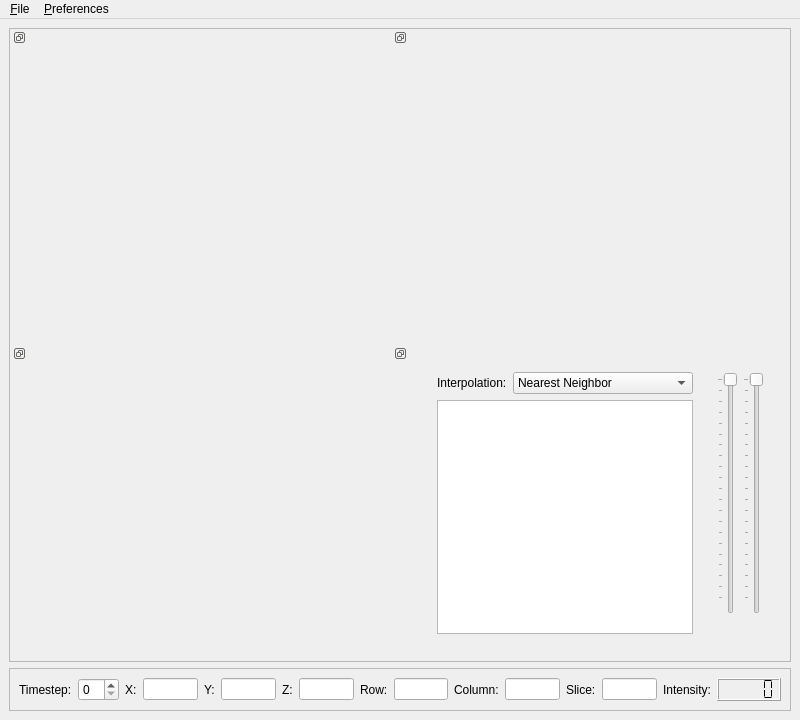
isis-group/vast, file forms/isisViewerMain.ui: the form before one commit.
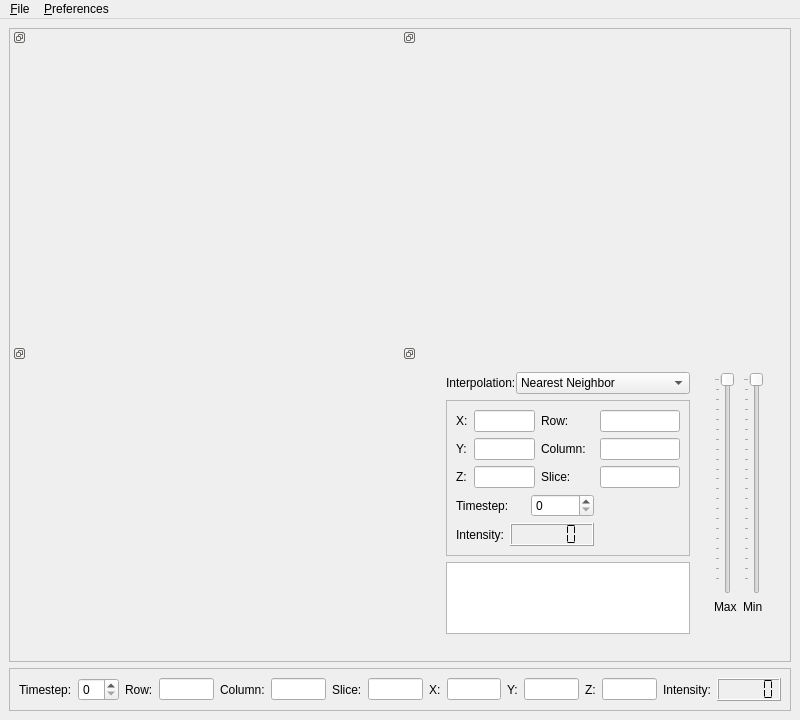
The form after the commit.

Patch:
```diff
--- a/forms/isisViewerMain.ui
+++ b/forms/isisViewerMain.ui
@@ -47,6 +47,12 @@
        </property>
        <item row="0" column="0">
         <widget class="QDockWidget" name="axialDockWidget">
+         <property name="sizePolicy">
+          <sizepolicy hsizetype="Expanding" vsizetype="Expanding">
+           <horstretch>0</horstretch>
+           <verstretch>0</verstretch>
+          </sizepolicy>
+         </property>
          <property name="floating">
           <bool>false</bool>
          </property>
@@ -70,6 +76,12 @@
        </item>
        <item row="0" column="1">
         <widget class="QDockWidget" name="sagittalDockWidget">
+         <property name="sizePolicy">
+          <sizepolicy hsizetype="Expanding" vsizetype="Preferred">
+           <horstretch>0</horstretch>
+           <verstretch>0</verstretch>
+          </sizepolicy>
+         </property>
          <property name="floating">
           <bool>false</bool>
          </property>
@@ -93,6 +105,12 @@
        </item>
        <item row="1" column="0">
         <widget class="QDockWidget" name="coronalDockWidget">
+         <property name="sizePolicy">
+          <sizepolicy hsizetype="Expanding" vsizetype="Expanding">
+           <horstretch>0</horstretch>
+           <verstretch>0</verstretch>
+          </sizepolicy>
+         </property>
          <property name="floating">
           <bool>false</bool>
          </property>
@@ -116,6 +134,18 @@
        </item>
        <item row="1" column="1">
         <widget class="QDockWidget" name="setupDockWidget">
+         <property name="sizePolicy">
+          <sizepolicy hsizetype="Expanding" vsizetype="Preferred">
+           <horstretch>0</horstretch>
+           <verstretch>0</verstretch>
+          </sizepolicy>
+         </property>
+         <property name="layoutDirection">
+          <enum>Qt::LeftToRight</enum>
+         </property>
+         <property name="autoFillBackground">
+          <bool>false</bool>
+         </property>
          <property name="floating">
           <bool>false</bool>
          </property>
@@ -132,21 +162,54 @@
           <layout class="QGridLayout" name="gridLayout_5">
            <item row="0" column="0">
             <widget class="QWidget" name="widget_4" native="true">
-             <layout class="QHBoxLayout" name="horizontalLayout_4">
+             <property name="sizePolicy">
+              <sizepolicy hsizetype="Ignored" vsizetype="Preferred">
+               <horstretch>0</horstretch>
+               <verstretch>0</verstretch>
+              </sizepolicy>
+             </property>
+             <layout class="QHBoxLayout" name="horizontalLayout">
               <item>
                <widget class="QWidget" name="widget_5" native="true">
-                <layout class="QGridLayout" name="gridLayout_7">
-                 <item row="0" column="0">
+                <property name="sizePolicy">
+                 <sizepolicy hsizetype="Ignored" vsizetype="Ignored">
+                  <horstretch>0</horstretch>
+                  <verstretch>0</verstretch>
+                 </sizepolicy>
+                </property>
+                <layout class="QVBoxLayout" name="verticalLayout">
+                 <item>
+                  <widget class="QWidget" name="widget_2" native="true">
+                   <property name="sizePolicy">
+                    <sizepolicy hsizetype="Expanding" vsizetype="Preferred">
+                     <horstretch>0</horstretch>
+                     <verstretch>0</verstretch>
+                    </sizepolicy>
+                   </property>
+                   <layout class="QHBoxLayout" name="horizontalLayout_3">
+                    <property name="spacing">
+                     <number>0</number>
+                    </property>
+                    <property name="margin">
+                     <number>0</number>
+                    </property>
+                    <item>
                   <widget class="QLabel" name="label_9">
+                      <property name="sizePolicy">
+                       <sizepolicy hsizetype="Preferred" vsizetype="Fixed">
+                        <horstretch>0</horstretch>
+                        <verstretch>0</verstretch>
+                       </sizepolicy>
+                      </property>
                    <property name="text">
                     <string>Interpolation:</string>
                    </property>
                   </widget>
                  </item>
-                 <item row="0" column="1">
+                    <item>
                   <widget class="QComboBox" name="interpolationType">
                    <property name="sizePolicy">
-                    <sizepolicy hsizetype="Expanding" vsizetype="Preferred">
+                       <sizepolicy hsizetype="Expanding" vsizetype="Fixed">
                      <horstretch>0</horstretch>
                      <verstretch>0</verstretch>
                     </sizepolicy>
@@ -163,8 +226,222 @@
                    </item>
                   </widget>
                  </item>
-                 <item row="1" column="0" colspan="2">
-                  <widget class="QListWidget" name="imageStack"/>
+                   </layout>
+                  </widget>
+                 </item>
+                 <item>
+                  <widget class="QFrame" name="frame_2">
+                   <property name="sizePolicy">
+                    <sizepolicy hsizetype="Ignored" vsizetype="Preferred">
+                     <horstretch>0</horstretch>
+                     <verstretch>0</verstretch>
+                    </sizepolicy>
+                   </property>
+                   <property name="frameShape">
+                    <enum>QFrame::StyledPanel</enum>
+                   </property>
+                   <property name="frameShadow">
+                    <enum>QFrame::Raised</enum>
+                   </property>
+                   <layout class="QGridLayout" name="gridLayout_7">
+                    <item row="0" column="0">
+                     <widget class="QLabel" name="label_12">
+                      <property name="sizePolicy">
+                       <sizepolicy hsizetype="Expanding" vsizetype="Preferred">
+                        <horstretch>0</horstretch>
+                        <verstretch>0</verstretch>
+                       </sizepolicy>
+                      </property>
+                      <property name="text">
+                       <string>X:</string>
+                      </property>
+                     </widget>
+                    </item>
+                    <item row="0" column="1" colspan="3">
+                     <widget class="QLineEdit" name="x_value_2">
+                      <property name="sizePolicy">
+                       <sizepolicy hsizetype="Expanding" vsizetype="Fixed">
+                        <horstretch>0</horstretch>
+                        <verstretch>0</verstretch>
+                       </sizepolicy>
+                      </property>
+                     </widget>
+                    </item>
+                    <item row="0" column="4">
+                     <widget class="QLabel" name="label_15">
+                      <property name="sizePolicy">
+                       <sizepolicy hsizetype="Minimum" vsizetype="Preferred">
+                        <horstretch>0</horstretch>
+                        <verstretch>0</verstretch>
+                       </sizepolicy>
+                      </property>
+                      <property name="minimumSize">
+                       <size>
+                        <width>53</width>
+                        <height>0</height>
+                       </size>
+                      </property>
+                      <property name="text">
+                       <string>Row:</string>
+                      </property>
+                     </widget>
+                    </item>
+                    <item row="0" column="5">
+                     <widget class="QLineEdit" name="row_value_2">
+                      <property name="sizePolicy">
+                       <sizepolicy hsizetype="Maximum" vsizetype="Fixed">
+                        <horstretch>0</horstretch>
+                        <verstretch>0</verstretch>
+                       </sizepolicy>
+                      </property>
+                     </widget>
+                    </item>
+                    <item row="1" column="0">
+                     <widget class="QLabel" name="label_13">
+                      <property name="sizePolicy">
+                       <sizepolicy hsizetype="Expanding" vsizetype="Preferred">
+                        <horstretch>0</horstretch>
+                        <verstretch>0</verstretch>
+                       </sizepolicy>
+                      </property>
+                      <property name="text">
+                       <string>Y:</string>
+                      </property>
+                     </widget>
+                    </item>
+                    <item row="1" column="1" colspan="3">
+                     <widget class="QLineEdit" name="y_value_2">
+                      <property name="sizePolicy">
+                       <sizepolicy hsizetype="Expanding" vsizetype="Fixed">
+                        <horstretch>0</horstretch>
+                        <verstretch>0</verstretch>
+                       </sizepolicy>
+                      </property>
+                     </widget>
+                    </item>
+                    <item row="1" column="4">
+                     <widget class="QLabel" name="label_16">
+                      <property name="sizePolicy">
+                       <sizepolicy hsizetype="Minimum" vsizetype="Preferred">
+                        <horstretch>0</horstretch>
+                        <verstretch>0</verstretch>
+                       </sizepolicy>
+                      </property>
+                      <property name="minimumSize">
+                       <size>
+                        <width>53</width>
+                        <height>0</height>
+                       </size>
+                      </property>
+                      <property name="text">
+                       <string>Column:</string>
+                      </property>
+                     </widget>
+                    </item>
+                    <item row="1" column="5">
+                     <widget class="QLineEdit" name="column_value_2">
+                      <property name="sizePolicy">
+                       <sizepolicy hsizetype="Maximum" vsizetype="Fixed">
+                        <horstretch>0</horstretch>
+                        <verstretch>0</verstretch>
+                       </sizepolicy>
+                      </property>
+                     </widget>
+                    </item>
+                    <item row="2" column="0">
+                     <widget class="QLabel" name="label_14">
+                      <property name="sizePolicy">
+                       <sizepolicy hsizetype="Expanding" vsizetype="Preferred">
+                        <horstretch>0</horstretch>
+                        <verstretch>0</verstretch>
+                       </sizepolicy>
+                      </property>
+                      <property name="text">
+                       <string>Z:</string>
+                      </property>
+                     </widget>
+                    </item>
+                    <item row="2" column="1" colspan="3">
+                     <widget class="QLineEdit" name="z_value_2">
+                      <property name="sizePolicy">
+                       <sizepolicy hsizetype="Expanding" vsizetype="Fixed">
+                        <horstretch>0</horstretch>
+                        <verstretch>0</verstretch>
+                       </sizepolicy>
+                      </property>
+                     </widget>
+                    </item>
+                    <item row="2" column="4">
+                     <widget class="QLabel" name="label_17">
+                      <property name="sizePolicy">
+                       <sizepolicy hsizetype="Minimum" vsizetype="Preferred">
+                        <horstretch>0</horstretch>
+                        <verstretch>0</verstretch>
+                       </sizepolicy>
+                      </property>
+                      <property name="minimumSize">
+                       <size>
+                        <width>53</width>
+                        <height>0</height>
+                       </size>
+                      </property>
+                      <property name="text">
+                       <string>Slice:</string>
+                      </property>
+                     </widget>
+                    </item>
+                    <item row="2" column="5">
+                     <widget class="QLineEdit" name="slice_value_2">
+                      <property name="sizePolicy">
+                       <sizepolicy hsizetype="Maximum" vsizetype="Fixed">
+                        <horstretch>0</horstretch>
+                        <verstretch>0</verstretch>
+                       </sizepolicy>
+                      </property>
+                     </widget>
+                    </item>
+                    <item row="3" column="0" colspan="3">
+                     <widget class="QLabel" name="label_18">
+                      <property name="text">
+                       <string>Timestep:</string>
+                      </property>
+                     </widget>
+                    </item>
+                    <item row="3" column="3" colspan="2">
+                     <widget class="QSpinBox" name="timestepSpinBox_2"/>
+                    </item>
+                    <item row="4" column="0" colspan="2">
+                     <widget class="QLabel" name="label_19">
+                      <property name="text">
+                       <string>Intensity:</string>
+                      </property>
+                     </widget>
+                    </item>
+                    <item row="4" column="2" colspan="3">
+                     <widget class="QLCDNumber" name="intensity_value_2">
+                      <property name="sizePolicy">
+                       <sizepolicy hsizetype="Minimum" vsizetype="Fixed">
+                        <horstretch>0</horstretch>
+                        <verstretch>0</verstretch>
+                       </sizepolicy>
+                      </property>
+                      <property name="segmentStyle">
+                       <enum>QLCDNumber::Flat</enum>
+                      </property>
+                     </widget>
+                    </item>
+                   </layout>
+                  </widget>
+                 </item>
+                 <item>
+                  <widget class="QListWidget" name="imageStack">
+                   <property name="sizePolicy">
+                    <sizepolicy hsizetype="Ignored" vsizetype="Expanding">
+                     <horstretch>0</horstretch>
+                     <verstretch>0</verstretch>
+                    </sizepolicy>
+                   </property>
+                  </widget>
                  </item>
                 </layout>
                </widget>
@@ -172,20 +449,6 @@
               <item>
                <widget class="QWidget" name="widget_6" native="true">
                 <layout class="QGridLayout" name="gridLayout_8">
-                 <item row="1" column="0">
-                  <widget class="QLabel" name="maxLabel">
-                   <property name="text">
-                    <string/>
-                   </property>
-                  </widget>
-                 </item>
-                 <item row="1" column="1">
-                  <widget class="QLabel" name="minLabel">
-                   <property name="text">
-                    <string/>
-                   </property>
-                  </widget>
-                 </item>
                  <item row="0" column="0">
                   <widget class="QSlider" name="lowerThreshold">
                    <property name="maximum">
@@ -242,6 +505,34 @@
                    </property>
                   </widget>
                  </item>
+                 <item row="1" column="0">
+                  <widget class="QLabel" name="label_10">
+                   <property name="text">
+                    <string>Max</string>
+                   </property>
+                  </widget>
+                 </item>
+                 <item row="1" column="1">
+                  <widget class="QLabel" name="label_11">
+                   <property name="text">
+                    <string>Min</string>
+                   </property>
+                  </widget>
+                 </item>
+                 <item row="2" column="0">
+                  <widget class="QLabel" name="maxLabel">
+                   <property name="text">
+                    <string/>
+                   </property>
+                  </widget>
+                 </item>
+                 <item row="2" column="1">
+                  <widget class="QLabel" name="minLabel">
+                   <property name="text">
+                    <string/>
+                   </property>
+                  </widget>
+                 </item>
                 </layout>
                </widget>
               </item>
@@ -274,36 +565,6 @@
        <item>
         <widget class="QSpinBox" name="timestepSpinBox"/>
        </item>
-       <item>
-        <widget class="QLabel" name="label">
-         <property name="text">
-          <string>X:</string>
-         </property>
-        </widget>
-       </item>
-       <item>
-        <widget class="QLineEdit" name="x_value"/>
-       </item>
-       <item>
-        <widget class="QLabel" name="label_2">
-         <property name="text">
-          <string>Y:</string>
-         </property>
-        </widget>
-       </item>
-       <item>
-        <widget class="QLineEdit" name="y_value"/>
-       </item>
-       <item>
-        <widget class="QLabel" name="label_3">
-         <property name="text">
-          <string>Z:</string>
-         </property>
-        </widget>
-       </item>
-       <item>
-        <widget class="QLineEdit" name="z_value"/>
-       </item>
        <item>
         <widget class="QLabel" name="label_4">
          <property name="text">
@@ -334,6 +595,36 @@
        <item>
         <widget class="QLineEdit" name="slice_value"/>
        </item>
+       <item>
+        <widget class="QLabel" name="label">
+         <property name="text">
+          <string>X:</string>
+         </property>
+        </widget>
+       </item>
+       <item>
+        <widget class="QLineEdit" name="x_value"/>
+       </item>
+       <item>
+        <widget class="QLabel" name="label_2">
+         <property name="text">
+          <string>Y:</string>
+         </property>
+        </widget>
+       </item>
+       <item>
+        <widget class="QLineEdit" name="y_value"/>
+       </item>
+       <item>
+        <widget class="QLabel" name="label_3">
+         <property name="text">
+          <string>Z:</string>
+         </property>
+        </widget>
+       </item>
+       <item>
+        <widget class="QLineEdit" name="z_value"/>
+       </item>
        <item>
         <widget class="QLabel" name="label_7">
          <property name="text">
```
Left out of the diff: 5 changed lines with no effect on the pictures. Lines whose indentation alone changed are shown as unchanged.
